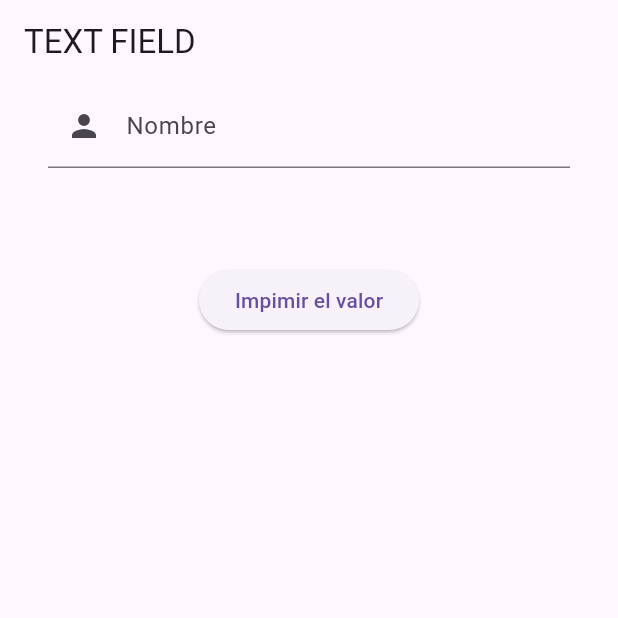
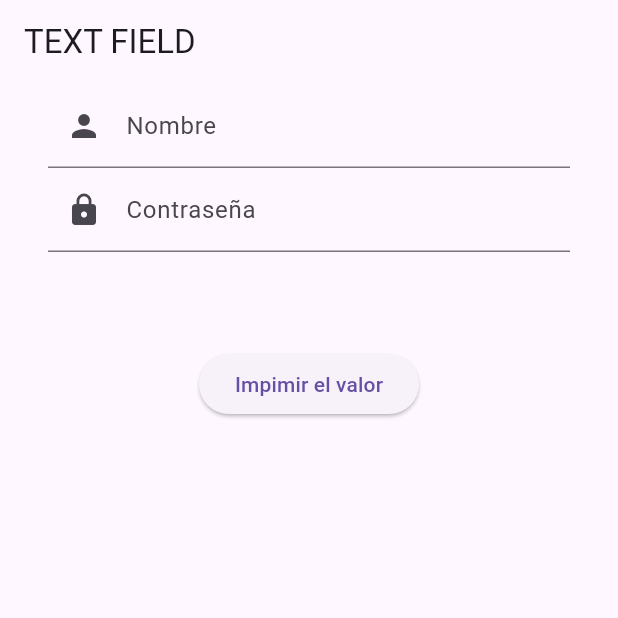
Before and after one commit to fr4nsgallegos/MATRICULASAPPG12, a Flutter app: the screen it shows after launch, on a phone screen of 412 x 824 dp, the top half of it. Run offline on Flutter 3.47's test engine with Material 3 defaults, Android fonts, the light colour scheme and no system bars.

Commit message:
obsucre text

```diff
--- a/lib/pages/text_field_example_page.dart
+++ b/lib/pages/text_field_example_page.dart
@@ -3,6 +3,7 @@ import 'package:flutter/material.dart';
 class TextFieldExamplePage extends StatelessWidget {
   String? nombre;
   TextEditingController _nombreController = TextEditingController();
+  TextEditingController _contrasenaController = TextEditingController();
 
   @override
   Widget build(BuildContext context) {
@@ -32,6 +33,26 @@ class TextFieldExamplePage extends StatelessWidget {
                 //   print(nombre);
                 // },
               ),
+              TextField(
+                controller: _contrasenaController,
+                obscureText: true,
+                style: TextStyle(
+                  color: Colors.red,
+                ), //controla el color del texto ingresado por el usuario
+                maxLength: 50, //el máximo de caracteres en la respuesta
+                decoration: InputDecoration(
+                  counterText: "", //ocultar contador de caracteres
+                  labelText:
+                      "Contraseña", //texto de etiqueta que aparece cuando el field no esta seleccionado
+                  hintText:
+                      "Ingresa la contraseña", //tendo de ayuda dentro del campo
+                  prefixIcon: Icon(Icons.lock), //Icono a la izquierda
+                ),
+                // onChanged: (valor) {
+                //   nombre = valor;
+                //   print(nombre);
+                // },
+              ),
               SizedBox(height: 64),
               ElevatedButton(
                 onPressed: () {
```
